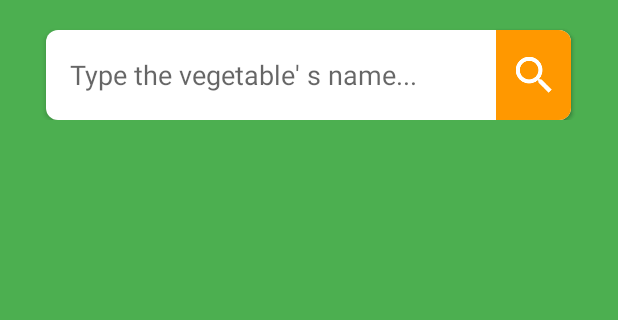
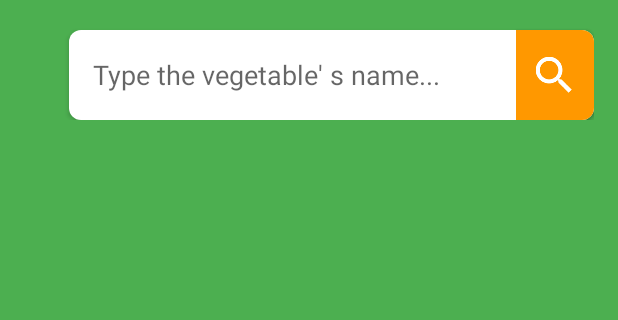
Before and after one commit to pplnostrateam/insantani-development, an Android app: the SearchingActivity screen opened directly, with no data from a screen before it, on a phone screen of 412 x 824 dp, the part 401-721 px from its top. Run offline under Robolectric (Android 15) with nearby library versions, the phone set to English and light mode, and no system bars.

Commit message:
no message

```diff
--- a/app/src/main/res/layout/activity_searching.xml
+++ b/app/src/main/res/layout/activity_searching.xml
@@ -49,10 +49,11 @@
                 android:hint="@string/search_box"
                 android:textColor="@color/colorInput"
                 android:layout_below="@+id/logoname"
-                android:layout_centerHorizontal="true" />
+                android:layout_alignParentRight="true"
+                android:layout_alignParentEnd="true" />
 
             <Button
-                android:layout_width="50dp"
+                android:layout_width="52dp"
                 android:layout_height="60dp"
                 android:textColor="@color/colorWhite"
                 android:id="@+id/button"
```
